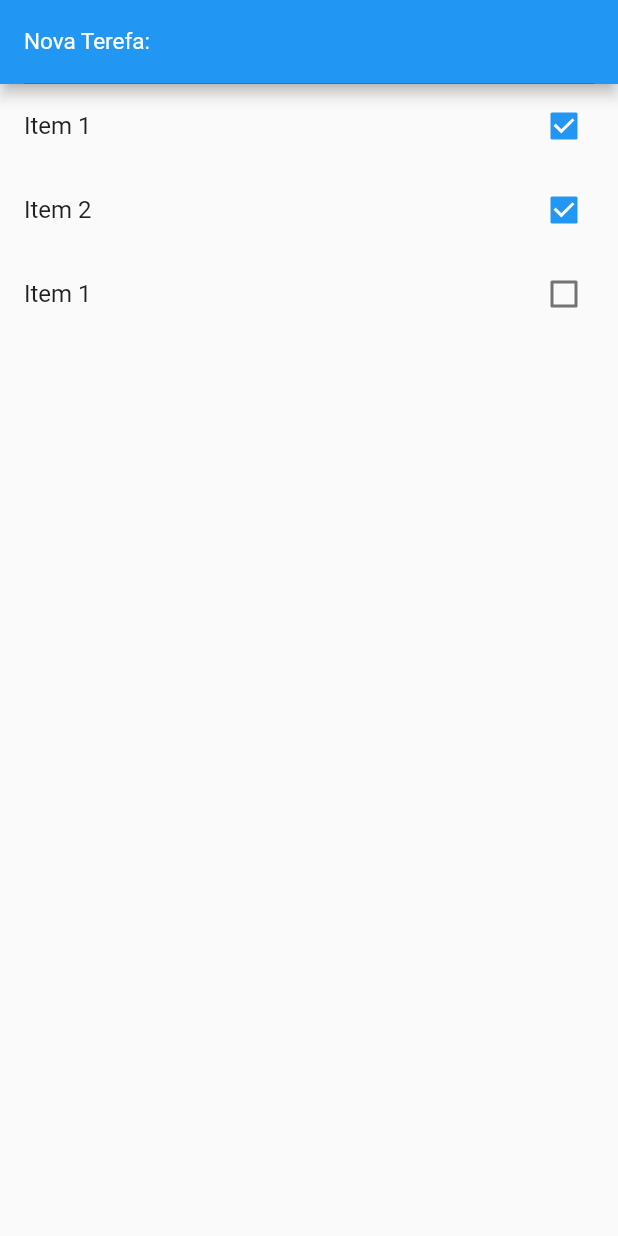
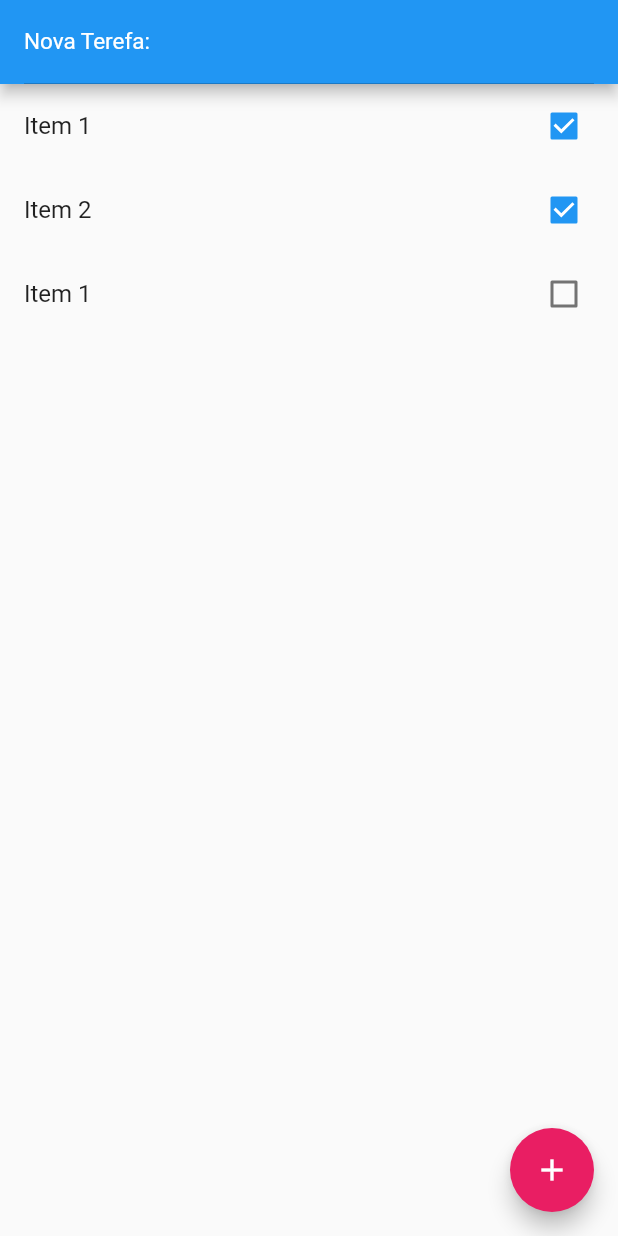
Before and after one commit to AndreLucyo2/meu_primeiro_app_flutter, a Flutter app: the screen it shows after launch, on a phone screen of 412 x 824 dp. Run offline on Flutter 3.47's test engine with Material 2 defaults, Android fonts, the phone set to English and light mode, and no system bars.

Commit message:
adicionado botão flutuante add https://youtu.be/z1DGYDeiW7I?list=PLHlHvK2lnJndhgbqLl5DNEvKQg5F4ZenQ&t=107

```diff
--- a/lib/main.dart
+++ b/lib/main.dart
@@ -37,7 +37,7 @@ class HomePage extends StatefulWidget {
 }
 
 class _HomePageState extends State<HomePage> {
-  //controlador do texto input
+  //controlador do texto input pega a limpa o texto
   var newTaskCtrl = TextEditingController();
 
   @override
@@ -80,6 +80,11 @@ class _HomePageState extends State<HomePage> {
           );
         },
       ),
+      floatingActionButton: FloatingActionButton(
+        onPressed: () {},
+        child: Icon(Icons.add),
+        backgroundColor: Colors.pink,
+      ),
     );
   }
 }
```
